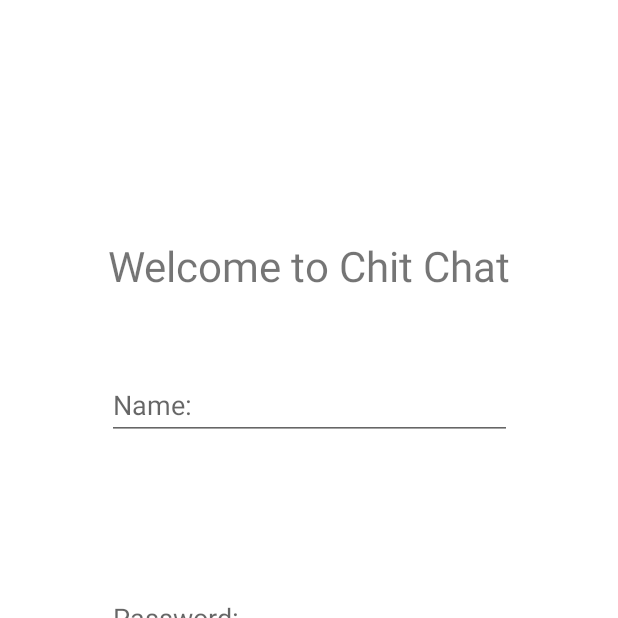
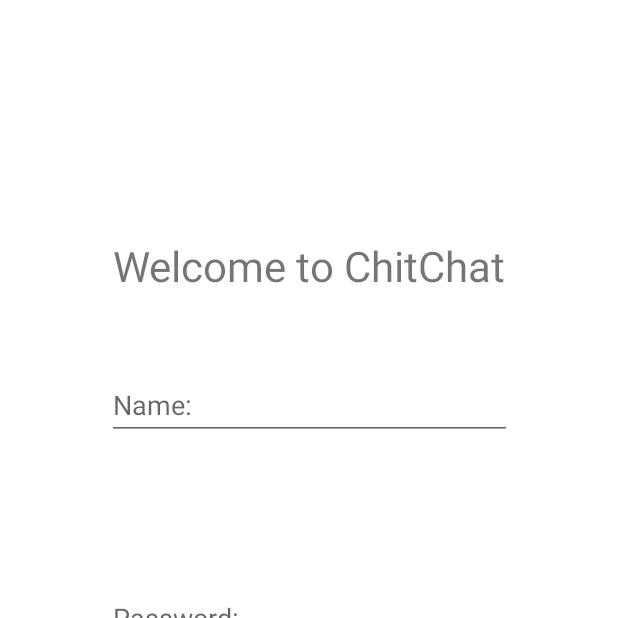
Before and after one commit to jm0rt1/Android-Project3, an Android app: the screen it shows after launch (MainActivity), on a phone screen of 412 x 824 dp, the top half of it. Run offline under Robolectric (Android 15) with nearby library versions, the phone set to English and light mode, and no system bars.

Commit message:
chitchat

```diff
--- a/app/src/main/res/values/strings.xml
+++ b/app/src/main/res/values/strings.xml
@@ -5,5 +5,5 @@
     <string name="password">Password:</string>
     <string name="name">Name:</string>
     <string name="login">Login</string>
-    <string name="welcome_to_chit_chat">Welcome to Chit Chat</string>
+    <string name="welcome_to_chit_chat">Welcome to ChitChat</string>
 </resources>
```
